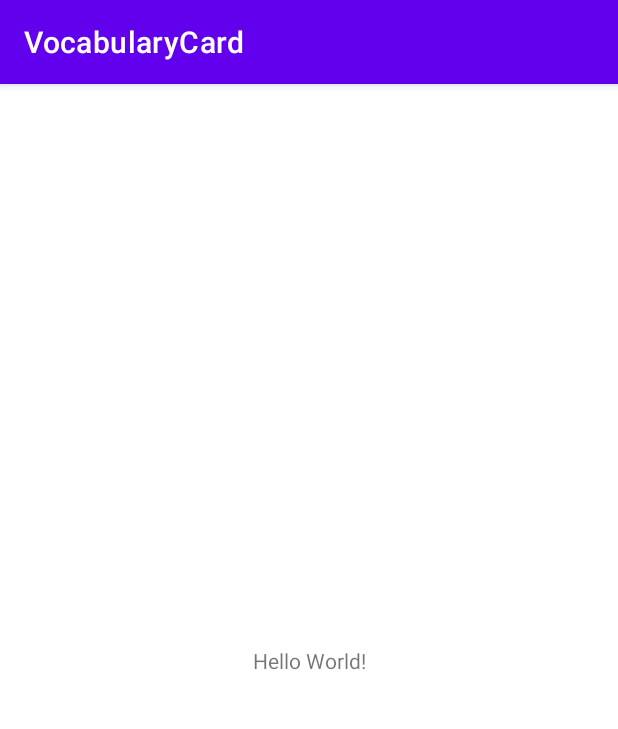
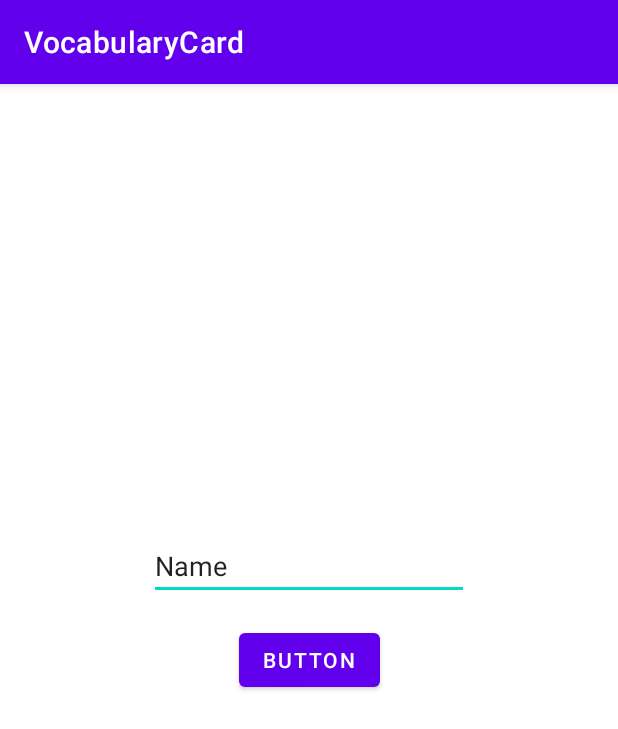
Before and after one commit to encorex32268/VocabularyCard, an Android app: the screen it shows after launch (MainActivity), on a phone screen of 412 x 824 dp. Shown: the top 729 px of the screen. Run offline under Robolectric (Android 15) with nearby library versions, the phone set to English and light mode, and no system bars; our stand-ins replace navigation-ui.

Commit message:
Temp commit , now is login page to home page , not yet tested

```diff
--- /dev/null
+++ b/app/src/main/java/com/lihan/vocabularycard/LoginFragment.kt
@@ -0,0 +1,43 @@
+package com.lihan.vocabularycard
+
+import android.os.Bundle
+import androidx.fragment.app.Fragment
+import android.view.LayoutInflater
+import android.view.View
+import android.view.ViewGroup
+import androidx.navigation.Navigation
+import androidx.navigation.findNavController
+import com.lihan.vocabularycard.databinding.FragmentLoginBinding
+
+class LoginFragment : Fragment(R.layout.fragment_login) {
+
+    private lateinit var binding : FragmentLoginBinding
+
+    override fun onCreateView(
+        inflater: LayoutInflater, container: ViewGroup?,
+        savedInstanceState: Bundle?
+    ): View? {
+        binding  = FragmentLoginBinding.inflate(inflater,container,false)
+        return binding.root
+    }
+
+    override fun onViewCreated(view: View, savedInstanceState: Bundle?) {
+        super.onViewCreated(view, savedInstanceState)
+        binding.apply {
+
+            loginButton.setOnClickListener {
+                val name  = loginEditTextView.text.toString()
+                val action = LoginFragmentDirections.actionLoginFragmentToHomeFragment()
+                    action.username = name
+                view.findNavController().navigate(action)
+
+
+            }
+
+
+        }
+
+
+    }
+
+}
--- a/app/src/main/java/com/lihan/vocabularycard/MainActivity.kt
+++ b/app/src/main/java/com/lihan/vocabularycard/MainActivity.kt
@@ -2,10 +2,36 @@ package com.lihan.vocabularycard
 
 import androidx.appcompat.app.AppCompatActivity
 import android.os.Bundle
+import android.view.Menu
+import android.view.MenuItem
+import androidx.appcompat.app.AppCompatDelegate
+import androidx.navigation.findNavController
+import androidx.navigation.fragment.NavHostFragment
+import androidx.navigation.ui.onNavDestinationSelected
+import com.lihan.vocabularycard.databinding.ActivityMainBinding
 
 class MainActivity : AppCompatActivity() {
+    private lateinit var binding:ActivityMainBinding
+
     override fun onCreate(savedInstanceState: Bundle?) {
         super.onCreate(savedInstanceState)
-        setContentView(R.layout.activity_main)
+        binding = ActivityMainBinding.inflate(layoutInflater)
+        setContentView(binding.root)
+
+        AppCompatDelegate.setDefaultNightMode(AppCompatDelegate.MODE_NIGHT_NO)
+
+        val navHostFragment =
+            supportFragmentManager.findFragmentById(R.id.nav_host_fragment) as NavHostFragment
+        val navController = navHostFragment.navController
     }
+    override fun onOptionsItemSelected(item: MenuItem): Boolean {
+        return item.onNavDestinationSelected(findNavController(R.id.nav_host_fragment))
+                || super.onOptionsItemSelected(item)
+    }
+
+//    override fun onCreateOptionsMenu(menu: Menu?): Boolean {
+//        menuInflater.inflate(R.menu.menu_main,menu)
+//        return super.onCreateOptionsMenu(menu)
+//    }
+
 }
--- a/app/src/main/res/layout/activity_main.xml
+++ b/app/src/main/res/layout/activity_main.xml
@@ -6,13 +6,19 @@
     android:layout_height="match_parent"
     tools:context=".MainActivity">
 
-    <TextView
-        android:layout_width="wrap_content"
-        android:layout_height="wrap_content"
-        android:text="Hello World!"
-        app:layout_constraintBottom_toBottomOf="parent"
+    <androidx.fragment.app.FragmentContainerView
+        android:id="@+id/nav_host_fragment"
+        android:name="androidx.navigation.fragment.NavHostFragment"
+        android:layout_width="0dp"
+        android:layout_height="0dp"
         app:layout_constraintLeft_toLeftOf="parent"
         app:layout_constraintRight_toRightOf="parent"
-        app:layout_constraintTop_toTopOf="parent" />
+        app:layout_constraintTop_toTopOf="parent"
+        app:layout_constraintBottom_toBottomOf="parent"
+        app:defaultNavHost="true"
+        app:navGraph="@navigation/nav_graph"
+
+
+        ></androidx.fragment.app.FragmentContainerView>
 
 </androidx.constraintlayout.widget.ConstraintLayout>
--- /dev/null
+++ b/app/src/main/res/layout/fragment_login.xml
@@ -0,0 +1,30 @@
+<?xml version="1.0" encoding="utf-8"?>
+<androidx.constraintlayout.widget.ConstraintLayout xmlns:android="http://schemas.android.com/apk/res/android"
+    xmlns:app="http://schemas.android.com/apk/res-auto"
+    xmlns:tools="http://schemas.android.com/tools"
+    android:layout_width="match_parent"
+    android:layout_height="match_parent"
+    tools:context=".LoginFragment" >
+
+    <EditText
+        android:id="@+id/loginEditTextView"
+        android:layout_width="wrap_content"
+        android:layout_height="wrap_content"
+        android:layout_marginBottom="16dp"
+        android:ems="10"
+        android:inputType="textPersonName"
+        android:text="Name"
+        app:layout_constraintBottom_toTopOf="@+id/loginButton"
+        app:layout_constraintEnd_toEndOf="parent"
+        app:layout_constraintStart_toStartOf="parent" />
+
+    <Button
+        android:id="@+id/loginButton"
+        android:layout_width="wrap_content"
+        android:layout_height="wrap_content"
+        android:text="Button"
+        app:layout_constraintBottom_toBottomOf="parent"
+        app:layout_constraintEnd_toEndOf="parent"
+        app:layout_constraintStart_toStartOf="parent"
+        app:layout_constraintTop_toTopOf="parent" />
+</androidx.constraintlayout.widget.ConstraintLayout>
--- /dev/null
+++ b/app/src/main/res/navigation/nav_graph.xml
@@ -0,0 +1,31 @@
+<?xml version="1.0" encoding="utf-8"?>
+<navigation xmlns:android="http://schemas.android.com/apk/res/android"
+    xmlns:app="http://schemas.android.com/apk/res-auto"
+    xmlns:tools="http://schemas.android.com/tools"
+    android:id="@+id/nav_graph"
+    app:startDestination="@id/loginFragment">
+
+    <fragment
+        android:id="@+id/loginFragment"
+        android:name="com.lihan.vocabularycard.LoginFragment"
+        android:label="fragment_login"
+        tools:layout="@layout/fragment_login">
+        <action
+            android:id="@+id/action_loginFragment_to_homeFragment"
+            app:destination="@id/homeFragment"
+            app:enterAnim="@anim/fragment_open_enter"
+            app:exitAnim="@anim/fragment_open_exit"
+            app:popEnterAnim="@anim/fragment_fade_enter"
+            app:popExitAnim="@anim/fragment_fade_exit" />
+    </fragment>
+    <fragment
+        android:id="@+id/homeFragment"
+        android:name="com.lihan.vocabularycard.HomeFragment"
+        android:label="fragment_home"
+        tools:layout="@layout/fragment_home">
+        <argument
+            android:name="username"
+            android:defaultValue="Unkown"
+            app:argType="string" />
+    </fragment>
+</navigation>
--- a/app/src/main/res/values/strings.xml
+++ b/app/src/main/res/values/strings.xml
@@ -1,3 +1,5 @@
 <resources>
     <string name="app_name">VocabularyCard</string>
+    <!-- TODO: Remove or change this placeholder text -->
+    <string name="hello_blank_fragment">Hello blank fragment</string>
 </resources>
--- a/build.gradle
+++ b/build.gradle
@@ -8,7 +8,8 @@ buildscript {
     dependencies {
         classpath "com.android.tools.build:gradle:4.1.0"
         classpath "org.jetbrains.kotlin:kotlin-gradle-plugin:$kotlin_version"
-
+        def nav_version = "2.3.4"
+        classpath "androidx.navigation:navigation-safe-args-gradle-plugin:$nav_version"
         // NOTE: Do not place your application dependencies here; they belong
         // in the individual module build.gradle files
     }
```
Also changed, not shown: app/build.gradle (+7 -1 lines), app/src/main/java/com/lihan/vocabularycard/HomeFragment.kt (added, +30 -0 lines), app/src/main/res/layout/fragment_home.xml (added, +19 -0 lines).
